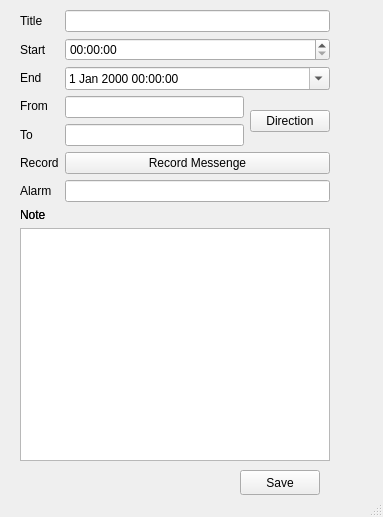
Above: choose.ui from steven558877/Calendar before the change. Below: the same form after it.
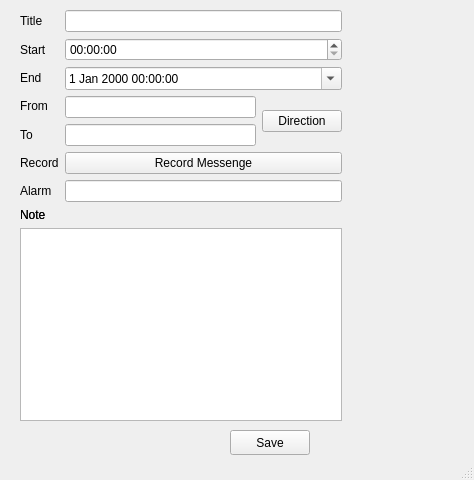
That is the form after the change.

Commit message: implement alarm

```diff
--- a/choose.ui
+++ b/choose.ui
@@ -6,8 +6,8 @@
    <rect>
     <x>0</x>
     <y>0</y>
-    <width>383</width>
-    <height>517</height>
+    <width>474</width>
+    <height>480</height>
    </rect>
   </property>
   <property name="windowTitle">
@@ -17,8 +17,8 @@
    <widget class="QPushButton" name="okBtn">
     <property name="geometry">
      <rect>
-      <x>240</x>
-      <y>470</y>
+      <x>230</x>
+      <y>430</y>
       <width>80</width>
       <height>25</height>
      </rect>
@@ -32,13 +32,13 @@
      <rect>
       <x>20</x>
       <y>10</y>
-      <width>310</width>
-      <height>451</height>
+      <width>322</width>
+      <height>411</height>
      </rect>
     </property>
     <layout class="QGridLayout" name="gridLayout_4">
-     <item row="1" column="0">
-      <layout class="QGridLayout" name="gridLayout_5">
+     <item row="2" column="0">
+      <layout class="QGridLayout" name="gridLayout_3">
        <item row="1" column="0">
         <widget class="QLabel" name="label_5">
          <property name="text">
@@ -53,6 +53,13 @@
      </item>
      <item row="0" column="0">
       <layout class="QGridLayout" name="gridLayout_2">
+       <item row="1" column="0">
+        <widget class="QLabel" name="label_8">
+         <property name="text">
+          <string>Alarm</string>
+         </property>
+        </widget>
+       </item>
        <item row="0" column="0">
         <layout class="QVBoxLayout" name="verticalLayout">
          <item>
@@ -99,7 +106,7 @@
          </item>
         </layout>
        </item>
-       <item row="0" column="1">
+       <item row="0" column="2">
         <layout class="QGridLayout" name="gridLayout">
          <item row="4" column="0">
           <widget class="QLineEdit" name="LocationTo"/>
@@ -152,19 +159,12 @@
          </item>
         </layout>
        </item>
-       <item row="1" column="1">
-        <widget class="QLineEdit" name="lineEdit"/>
-       </item>
-       <item row="1" column="0">
-        <widget class="QLabel" name="label_8">
-         <property name="text">
-          <string>Alarm</string>
-         </property>
-        </widget>
+       <item row="1" column="2">
+        <widget class="QLineEdit" name="alarm"/>
        </item>
       </layout>
      </item>
-     <item row="1" column="0">
+     <item row="2" column="0">
       <layout class="QGridLayout" name="gridLayout_3">
        <item row="1" column="0">
         <widget class="QLabel" name="label_5">
@@ -173,15 +173,13 @@
          </property>
         </widget>
        </item>
-       <item row="2" column="0">
+       <item row="3" column="0">
         <widget class="QTextEdit" name="note"/>
        </item>
       </layout>
      </item>
     </layout>
    </widget>
-   <zorder>layoutWidget</zorder>
-   <zorder>okBtn</zorder>
   </widget>
   <widget class="QStatusBar" name="statusbar"/>
  </widget>
```
The commit also changes 9 other files.
